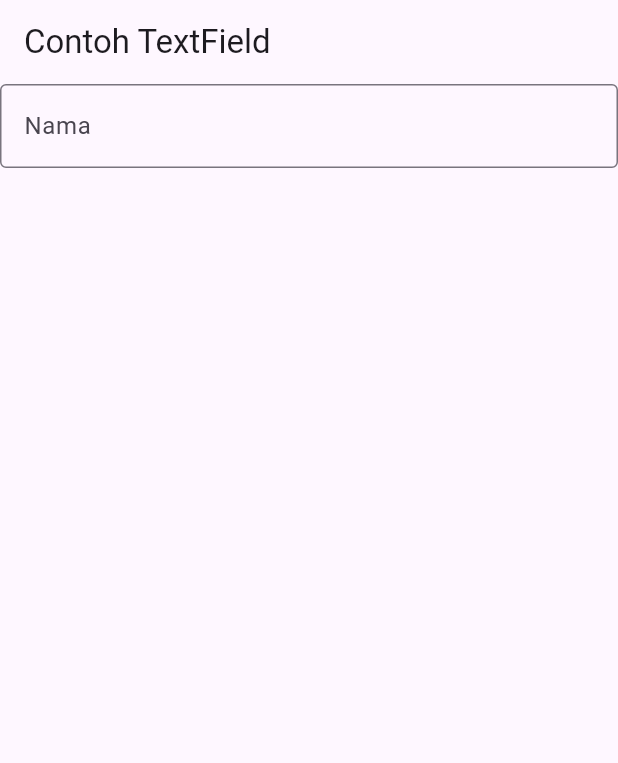
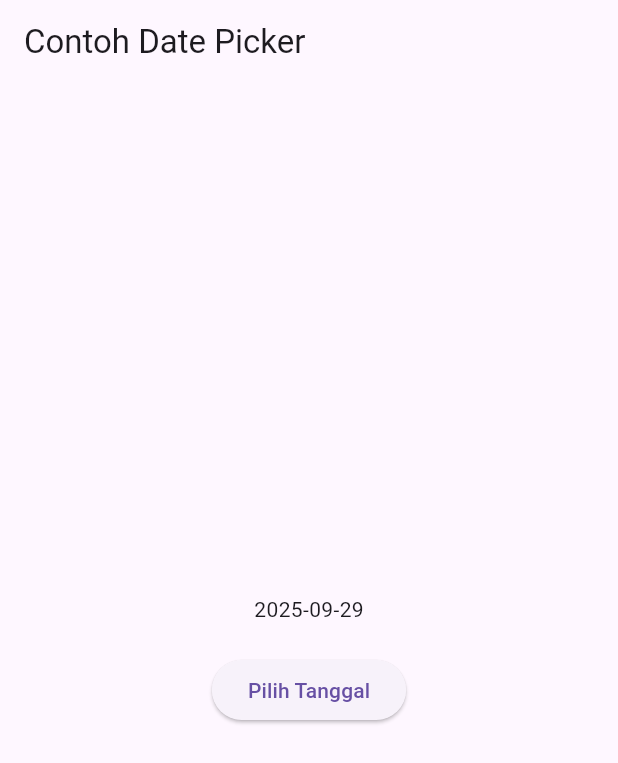
Before and after one commit to annisaeka123/Pemrograman-_Mobile_Semester5_2025-2026, a Flutter app: the screen it shows after launch, on a phone screen of 412 x 824 dp. Shown: the top 763 px of the screen. Run offline on Flutter 3.47's test engine with Material 3 defaults, Android fonts, the phone set to English and light mode, and no system bars.

Commit message:
#05 | Aplikasi Pertama dan Widget Dasar Flutter

```diff
--- a/codelab05_dart/src/hello_world/lib/main.dart
+++ b/codelab05_dart/src/hello_world/lib/main.dart
@@ -1,144 +1,144 @@
+// import 'package:flutter/material.dart';
+
+// void main() {
+//   runApp(const MyApp());
+// }
+
+// class MyApp extends StatelessWidget {
+//   const MyApp({Key? key}) : super(key: key);
+
+//   @override
+//   Widget build(BuildContext context) {
+//     return MaterialApp(
+//       home: Scaffold(
+//         appBar: AppBar(title: const Text("Contoh TextField")),
+//         body: const TextField(
+//           obscureText: false,
+//           decoration: InputDecoration(
+//             border: OutlineInputBorder(),
+//             labelText: 'Nama',
+//           ),
+//         ),
+//       ),
+//     );
+//   }
+// }
+
+// class MyLayout extends StatelessWidget {
+//   const MyLayout({Key? key}) : super(key: key);
+
+//   @override
+//   Widget build(BuildContext context) {
+//     return Padding(
+//       padding: const EdgeInsets.all(8.0),
+//       child: ElevatedButton(
+//         child: const Text('Show alert'),
+//         onPressed: () {
+//           showAlertDialog(context);
+//         },
+//       ),
+//     );
+//   }
+// }
+
+// showAlertDialog(BuildContext context) {
+//   // set up the button
+//   Widget okButton = TextButton(
+//     child: const Text("OK"),
+//     onPressed: () {
+//       Navigator.pop(context);
+//     },
+//   );
+
+//   // set up the AlertDialog
+//   AlertDialog alert = AlertDialog(
+//     title: const Text("My title"),
+//     content: const Text("This is my message."),
+//     actions: [
+//       okButton,
+//     ],
+//   );
+
+//   // show the dialog
+//   showDialog(
+//     context: context,
+//     builder: (BuildContext context) {
+//       return alert;
+//     },
+//   );
+// }
+
+
+import 'dart:async';
 import 'package:flutter/material.dart';
 
-void main() {
-  runApp(const MyApp());
-}
+void main() => runApp(const MyApp());
 
 class MyApp extends StatelessWidget {
   const MyApp({Key? key}) : super(key: key);
 
   @override
   Widget build(BuildContext context) {
-    return MaterialApp(
-      home: Scaffold(
-        appBar: AppBar(title: const Text("Contoh TextField")),
-        body: const TextField(
-          obscureText: false,
-          decoration: InputDecoration(
-            border: OutlineInputBorder(),
-            labelText: 'Nama',
-          ),
+    return const MaterialApp(
+      title: 'Contoh Date Picker',
+      home: MyHomePage(title: 'Contoh Date Picker'),
+    );
+  }
+}
+
+class MyHomePage extends StatefulWidget {
+  const MyHomePage({Key? key, required this.title}) : super(key: key);
+
+  final String title;
+
+  @override
+  _MyHomePageState createState() => _MyHomePageState();
+}
+
+class _MyHomePageState extends State<MyHomePage> {
+  // Variable/State untuk mengambil tanggal
+  DateTime selectedDate = DateTime.now();
+
+  //  Initial SelectDate FLutter
+  Future<void> _selectDate(BuildContext context) async {
+    // Initial DateTime FIinal Picked
+    final DateTime? picked = await showDatePicker(
+        context: context,
+        initialDate: selectedDate,
+        firstDate: DateTime(2015, 8),
+        lastDate: DateTime(2101));
+    if (picked != null && picked != selectedDate) {
+      setState(() {
+        selectedDate = picked;
+      });
+    }
+  }
+
+  @override
+  Widget build(BuildContext context) {
+    return Scaffold(
+      appBar: AppBar(
+        title: Text(widget.title),
+      ),
+      body: Center(
+        child: Column(
+          mainAxisSize: MainAxisSize.min,
+          children: <Widget>[
+            Text("${selectedDate.toLocal()}".split(' ')[0]),
+            const SizedBox(
+              height: 20.0,
+            ),
+            ElevatedButton(
+              onPressed: () => {
+                _selectDate(context),
+                // ignore: avoid_print
+                print(selectedDate.day + selectedDate.month + selectedDate.year)
+              },
+              child: const Text('Pilih Tanggal'),
+            ),
+          ],
         ),
       ),
     );
   }
 }
-
-class MyLayout extends StatelessWidget {
-  const MyLayout({Key? key}) : super(key: key);
-
-  @override
-  Widget build(BuildContext context) {
-    return Padding(
-      padding: const EdgeInsets.all(8.0),
-      child: ElevatedButton(
-        child: const Text('Show alert'),
-        onPressed: () {
-          showAlertDialog(context);
-        },
-      ),
-    );
-  }
-}
-
-showAlertDialog(BuildContext context) {
-  // set up the button
-  Widget okButton = TextButton(
-    child: const Text("OK"),
-    onPressed: () {
-      Navigator.pop(context);
-    },
-  );
-
-  // set up the AlertDialog
-  AlertDialog alert = AlertDialog(
-    title: const Text("My title"),
-    content: const Text("This is my message."),
-    actions: [
-      okButton,
-    ],
-  );
-
-  // show the dialog
-  showDialog(
-    context: context,
-    builder: (BuildContext context) {
-      return alert;
-    },
-  );
-}
-
-
-// import 'dart:async';
-// import 'package:flutter/material.dart';
-
-// void main() => runApp(const MyApp());
-
-// class MyApp extends StatelessWidget {
-//   const MyApp({Key? key}) : super(key: key);
-
-//   @override
-//   Widget build(BuildContext context) {
-//     return const MaterialApp(
-//       title: 'Contoh Date Picker',
-//       home: MyHomePage(title: 'Contoh Date Picker'),
-//     );
-//   }
-// }
-
-// class MyHomePage extends StatefulWidget {
-//   const MyHomePage({Key? key, required this.title}) : super(key: key);
-
-//   final String title;
-
-//   @override
-//   _MyHomePageState createState() => _MyHomePageState();
-// }
-
-// class _MyHomePageState extends State<MyHomePage> {
-//   // Variable/State untuk mengambil tanggal
-//   DateTime selectedDate = DateTime.now();
-
-//   //  Initial SelectDate FLutter
-//   Future<void> _selectDate(BuildContext context) async {
-//     // Initial DateTime FIinal Picked
-//     final DateTime? picked = await showDatePicker(
-//         context: context,
-//         initialDate: selectedDate,
-//         firstDate: DateTime(2015, 8),
-//         lastDate: DateTime(2101));
-//     if (picked != null && picked != selectedDate) {
-//       setState(() {
-//         selectedDate = picked;
-//       });
-//     }
-//   }
-
-//   @override
-//   Widget build(BuildContext context) {
-//     return Scaffold(
-//       appBar: AppBar(
-//         title: Text(widget.title),
-//       ),
-//       body: Center(
-//         child: Column(
-//           mainAxisSize: MainAxisSize.min,
-//           children: <Widget>[
-//             Text("${selectedDate.toLocal()}".split(' ')[0]),
-//             const SizedBox(
-//               height: 20.0,
-//             ),
-//             ElevatedButton(
-//               onPressed: () => {
-//                 _selectDate(context),
-//                 // ignore: avoid_print
-//                 print(selectedDate.day + selectedDate.month + selectedDate.year)
-//               },
-//               child: const Text('Pilih Tanggal'),
-//             ),
-//           ],
-//         ),
-//       ),
-//     );
-//   }
-// }
```
Also changed, not shown: codelab05_dart/img/P3.png (added).
